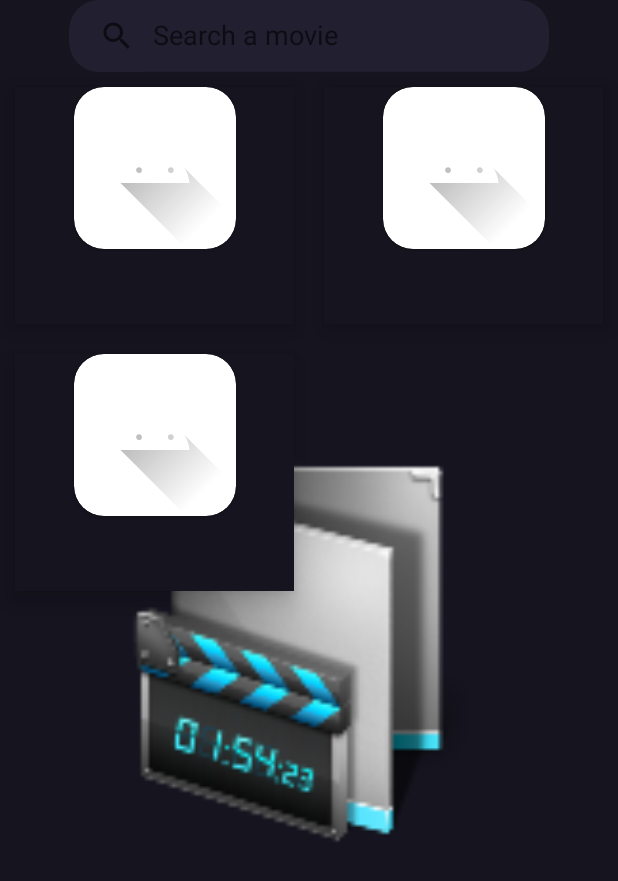
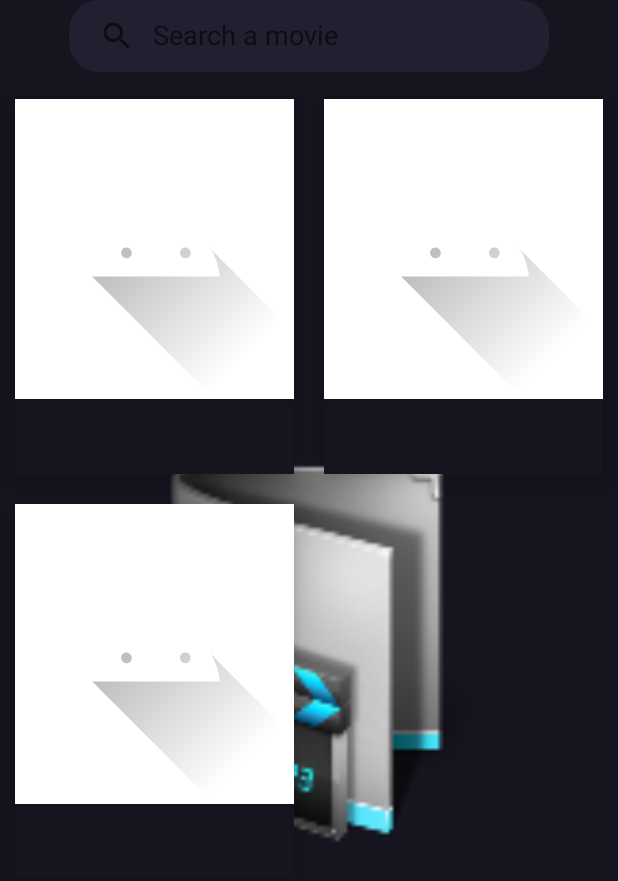
Before and after one commit to SerhadMert/MovieApp, an Android app: the layout fragment_movie_list.xml on its own in the app's theme, with its tools: preview values and no code run, on a phone screen of 412 x 824 dp. Shown: the top 881 px of the screen. Run offline under Robolectric (Android 15) with nearby library versions, the phone set to English and light mode, and no system bars.

Commit message:
Home Design bug fix

```diff
--- a/app/src/main/java/com/example/movieapp/base/BaseFragment.kt
+++ b/app/src/main/java/com/example/movieapp/base/BaseFragment.kt
@@ -6,7 +6,6 @@ import android.view.View
 import android.view.ViewGroup
 import androidx.fragment.app.Fragment
 import androidx.viewbinding.ViewBinding
-import com.example.movieapp.utils.setActionBarTitle
 
 typealias Inflate<T> = (LayoutInflater, ViewGroup?, Boolean) -> T
 
--- a/app/src/main/java/com/example/movieapp/ui/fragments/MovieListFragment.kt
+++ b/app/src/main/java/com/example/movieapp/ui/fragments/MovieListFragment.kt
@@ -31,7 +31,7 @@ class MovieListFragment : BaseFragment<FragmentMovieListBinding>
         initSearch()
         initRV()
         changeSV()
-        setActionBarTitle("Movie Search")
+        setActionBarTitle("Movies")
     }
 
     private fun getMovies(title:String){
--- a/app/src/main/res/layout/fragment_movie_list.xml
+++ b/app/src/main/res/layout/fragment_movie_list.xml
@@ -60,6 +60,7 @@
         app:layout_constraintEnd_toEndOf="parent"
         app:layout_constraintStart_toStartOf="parent"
         app:layout_constraintTop_toBottomOf="@+id/searchView"
+        android:layout_marginTop="8dp"
         app:layoutManager="androidx.recyclerview.widget.GridLayoutManager"
         app:spanCount="2"
         tools:listitem="@layout/item_movie_list" />
--- a/app/src/main/res/layout/item_movie_list.xml
+++ b/app/src/main/res/layout/item_movie_list.xml
@@ -13,18 +13,14 @@
        app:layout_constraintTop_toTopOf="parent"
        app:layout_constraintStart_toStartOf="parent"
        app:layout_constraintEnd_toEndOf="parent"
-       android:layout_width="wrap_content"
-       android:layout_height="wrap_content"
-       app:cardCornerRadius="20dp">
+       android:layout_width="200dp"
+       android:layout_height="200dp">
 
     <ImageView
         android:id="@+id/image_poster"
-        android:layout_width="wrap_content"
-        android:layout_height="wrap_content"
+        android:layout_width="match_parent"
+        android:layout_height="match_parent"
         android:scaleType="fitXY"
-        app:layout_constraintStart_toStartOf="parent"
-        app:layout_constraintTop_toTopOf="parent"
-        app:layout_constraintBottom_toBottomOf="parent"
         android:src="@drawable/ic_launcher_foreground"/>
    </androidx.cardview.widget.CardView>
 
@@ -36,7 +32,6 @@
         app:layout_constraintTop_toBottomOf="@+id/crd_poster"
         app:layout_constraintStart_toStartOf="@+id/crd_poster"
         app:layout_constraintEnd_toEndOf="@+id/crd_poster"
-        app:layout_constraintBottom_toTopOf="@+id/text_year"
         android:textAlignment="center"
         android:textColor="@color/white"/>
 
```
